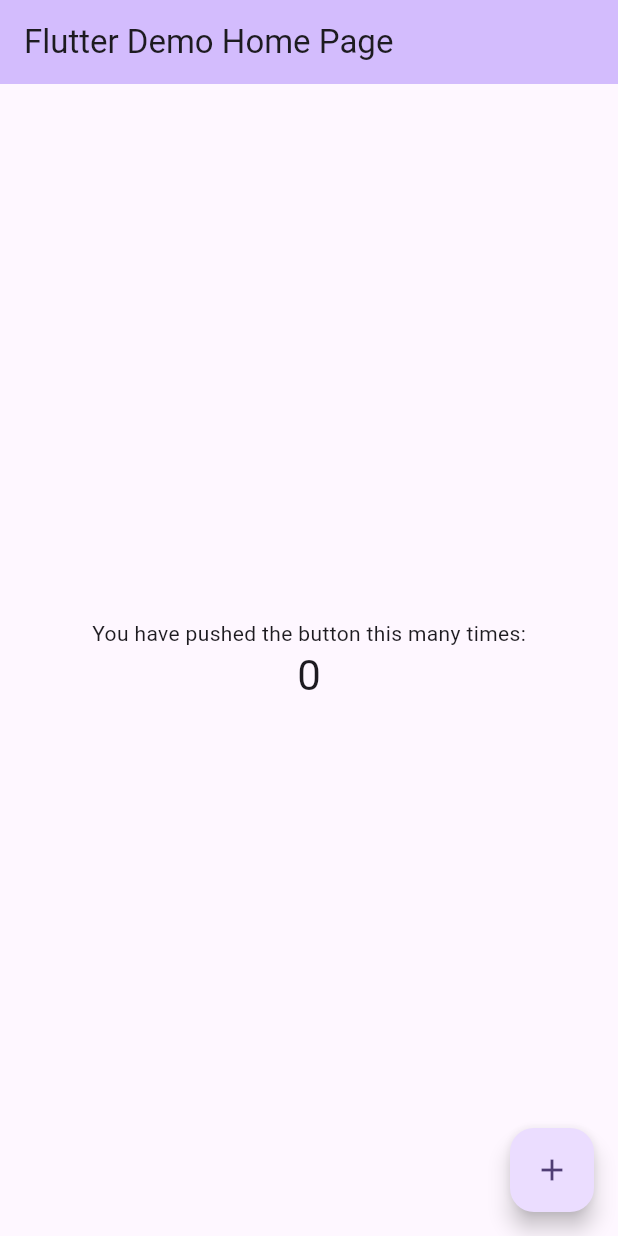
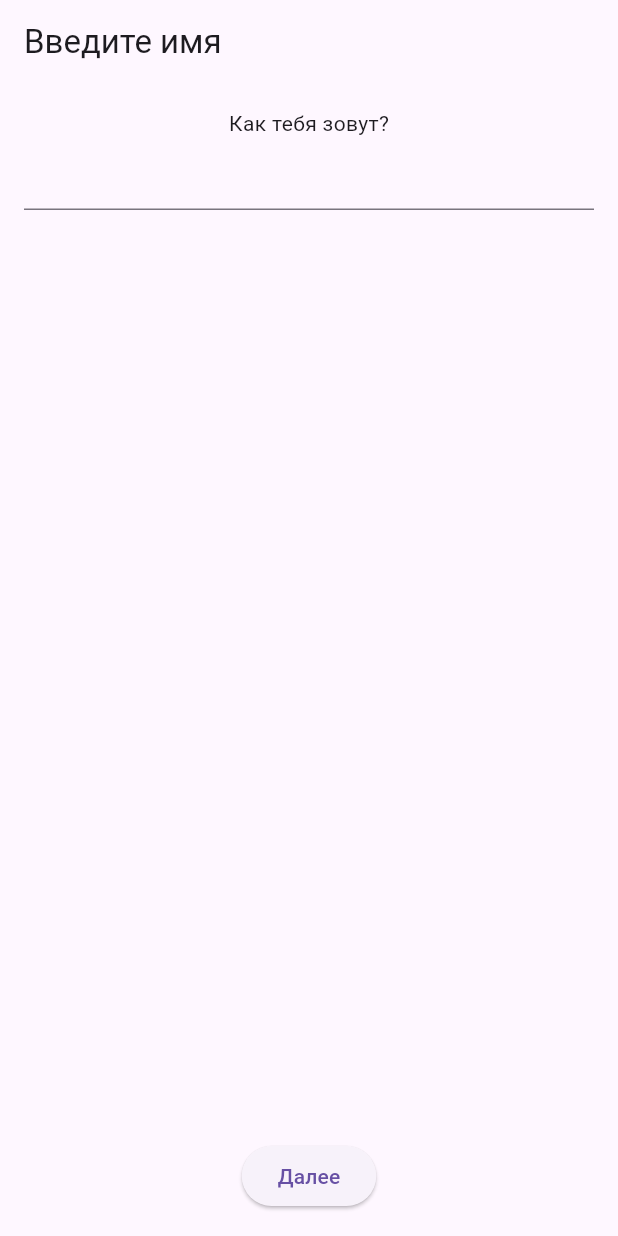
Before and after one commit to Crystaaaaal/flutter_pr3, a Flutter app: the screen it shows after launch, on a phone screen of 412 x 824 dp. Run offline on Flutter 3.47's test engine with Material 3 defaults, Android fonts, the phone set to English and light mode, and no system bars.

Commit message:
второй коммит: выполненная практическая работа

```diff
--- a/lib/main.dart
+++ b/lib/main.dart
@@ -1,66 +1,17 @@
 import 'package:flutter/material.dart';
+import 'screens/enter_name_screen.dart';
 
 void main() {
-  runApp(const MyApp());
+  runApp(MyApp());
 }
 
 class MyApp extends StatelessWidget {
-  const MyApp({super.key});
   @override
   Widget build(BuildContext context) {
     return MaterialApp(
-      title: 'Flutter Demo',
-      theme: ThemeData(
-        colorScheme: ColorScheme.fromSeed(seedColor: Colors.deepPurple),
-      ),
-      home: const MyHomePage(title: 'Flutter Demo Home Page'),
+      title: 'Simple Registration',
+      theme: ThemeData(primarySwatch: Colors.blue),
+      home: EnterNameScreen(),
     );
   }
 }
-
-class MyHomePage extends StatefulWidget {
-  const MyHomePage({super.key, required this.title});
-  final String title;
-
-  @override
-  State<MyHomePage> createState() => _MyHomePageState();
-}
-
-class _MyHomePageState extends State<MyHomePage> {
-  int _counter = 0;
-
-  void _incrementCounter() {
-    setState(() {
-      _counter++;
-    });
-  }
-
-  @override
-  Widget build(BuildContext context) {
-
-    return Scaffold(
-      appBar: AppBar(
-        backgroundColor: Theme.of(context).colorScheme.inversePrimary,
-        title: Text(widget.title),
-      ),
-      body: Center(
-
-        child: Column(
-          mainAxisAlignment: MainAxisAlignment.center,
-          children: <Widget>[
-            const Text('You have pushed the button this many times:'),
-            Text(
-              '$_counter',
-              style: Theme.of(context).textTheme.headlineMedium,
-            ),
-          ],
-        ),
-      ),
-      floatingActionButton: FloatingActionButton(
-        onPressed: _incrementCounter,
-        tooltip: 'Increment',
-        child: const Icon(Icons.add),
-      ), // This trailing comma makes auto-formatting nicer for build methods.
-    );
-  }
-}
--- /dev/null
+++ b/lib/screens/enter_name_screen.dart
@@ -0,0 +1,42 @@
+import 'package:flutter/material.dart';
+import 'greet_user_screen.dart';
+
+class EnterNameScreen extends StatefulWidget {
+  @override
+  _EnterNameScreenState createState() => _EnterNameScreenState();
+}
+
+class _EnterNameScreenState extends State<EnterNameScreen> {
+  final _controller = TextEditingController();
+
+  @override
+  Widget build(BuildContext context) {
+    return Scaffold(
+      appBar: AppBar(title: Text('Введите имя')),
+      body: Padding(
+        padding: const EdgeInsets.all(16.0),
+        child: Column(
+          crossAxisAlignment: CrossAxisAlignment.center,
+          children: [
+            Text('Как тебя зовут?'),
+            TextField(controller: _controller),
+            Spacer(),
+            ElevatedButton(
+              onPressed: () {
+                if (_controller.text.isNotEmpty) {
+                  Navigator.push(
+                    context,
+                    MaterialPageRoute(
+                      builder: (_) => GreetUserScreen(name: _controller.text),
+                    ),
+                  );
+                }
+              },
+              child: Text('Далее'),
+            ),
+          ],
+        ),
+      ),
+    );
+  }
+}
```
Also changed, not shown: lib/screens/enter_age_screen.dart (added, +51 -0 lines), lib/screens/greet_user_screen.dart (added, +41 -0 lines), lib/screens/thank_you_screen.dart (added, +29 -0 lines), lib/screens/user_summary_screen.dart (added, +45 -0 lines), 1 other file.
